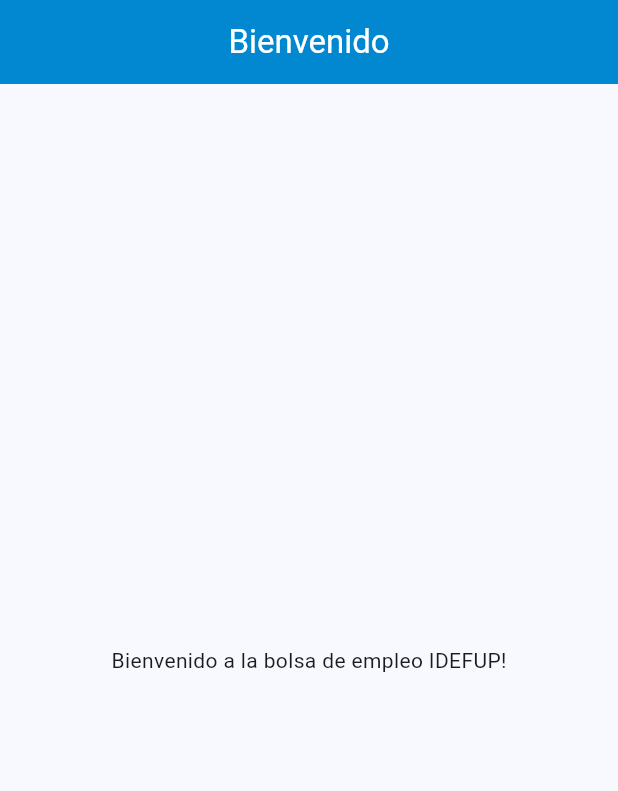
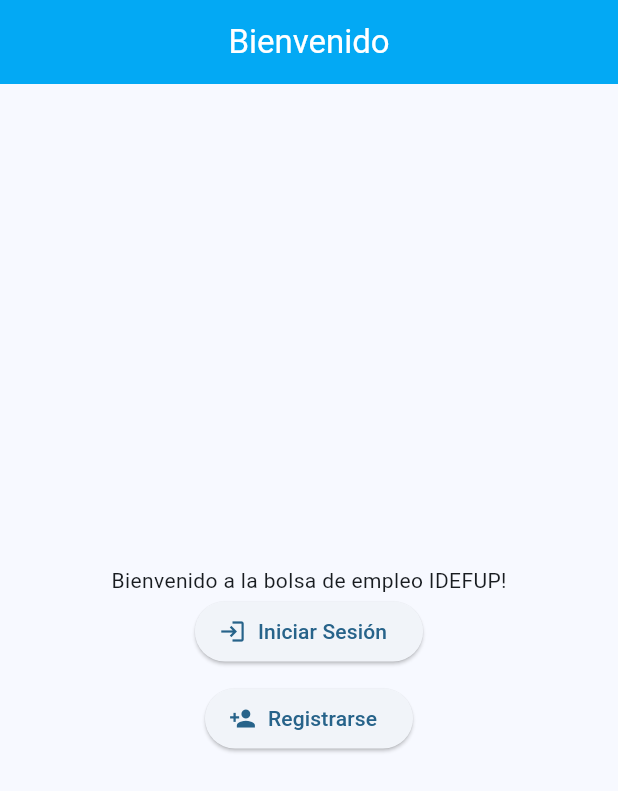
Before and after one commit to AndresRossemberg/bolsa_empleo_iglesia, a Flutter app: the screen it shows after launch, on a phone screen of 412 x 824 dp. Shown: the top 791 px of the screen. Run offline on Flutter 3.47's test engine with Material 3 defaults, Android fonts, the phone set to English and light mode, and no system bars.

Commit message:
feat: agregar widget CustomButton reutilizable y usarlo en welcome screen
- Crear CustomButton con soporte para texto, ícono opcional y onPressed
- Usar ElevatedButton.icon cuando hay ícono, ElevatedButton si no
- Añadir botones 'Iniciar Sesión' y 'Registrarse' en WelcomeScreen
- Corregir typo en import: custom_buttom -> custom_button
- Centrar verticalmente los widgets del Column en WelcomeScreen

```diff
--- a/lib/main.dart
+++ b/lib/main.dart
@@ -15,8 +15,8 @@
       theme: ThemeData(
         useMaterial3: true,
         colorSchemeSeed: Colors.lightBlue,
-        appBarTheme: AppBarTheme(
-          backgroundColor: Colors.lightBlue.shade700,
+        appBarTheme: const AppBarTheme(
+          backgroundColor: Colors.lightBlue,
           foregroundColor: Colors.white,
           centerTitle: true,
         )
--- a/lib/presentation/screens/welcome/welcome_screen.dart
+++ b/lib/presentation/screens/welcome/welcome_screen.dart
@@ -1,3 +1,4 @@
+import 'package:bolsa_empleo_iglesia/presentation/widgets/custom_button.dart';//Importa el archivo custom_button.dart para usar el widget CustomButton
 import 'package:flutter/material.dart';
 
 class WelcomeScreen extends StatelessWidget {
@@ -9,7 +10,29 @@
       appBar: AppBar(
         title: const Text('Bienvenido'),
       ),
-      body: const Center(child: Text('Bienvenido a la bolsa de empleo IDEFUP!'))
+        body: Center(
+          child: Column(
+            mainAxisAlignment: MainAxisAlignment.center,
+            children: [
+              const Text('Bienvenido a la bolsa de empleo IDEFUP!'),
+                CustomButton(//Se utiliza el widget CustomButton para crear un botón personalizado = Botón para iniciar sesión
+                  text: 'Iniciar Sesión',//Texto del botón
+                  icon: Icons.login,//Icono del botón
+                  onPressed: () {//Función que se ejecutará al presionar el botón
+                    print('Login');
+                  },
+                ),
+                const SizedBox(height: 10),
+                CustomButton(
+                  text: 'Registrarse',
+                  icon: Icons.person_add,
+                  onPressed: () {
+                    print('Registro');
+                  },
+                ),
+            ],
+          ),
+        ),
     );
   }
 }
--- /dev/null
+++ b/lib/presentation/widgets/custom_button.dart
@@ -0,0 +1,30 @@
+import 'package:flutter/material.dart'; //Importar de material.dart para usar los widgets de Flutter
+
+class CustomButton extends StatelessWidget {//Clase CustomButton que extiende de StatelessWidget
+
+  final String text;//Variable que almacena el texto del botón
+  final VoidCallback? onPressed;//Variable que almacena la función que se ejecutará al presionar el botón
+  final IconData? icon;//Variable que almacena el icono del botón
+
+  const CustomButton({//Constructor de la clase CustomButton
+    super.key, //Llamada al constructor de la clase padre
+    required this.text, //Parametro requerido que almacena el texto del botón
+    this.onPressed, //Parametro opcional que almacena la función que se ejecutará al presionar el botón
+    this.icon//Parametro opcional que almacena el icono del botón
+  });
+
+  @override
+  Widget build(BuildContext context) {//Método build que construye el widget
+    if(icon != null){//Si se recibe un icono, se construye un ElevatedButton con icono
+      return ElevatedButton.icon(//ElevatedButton con icono
+        onPressed: onPressed,//Función que se ejecutará al presionar el botón
+        icon: Icon(icon),//Icono del botón
+        label: Text(text),//Texto del botón
+      );
+    }
+    return ElevatedButton(//Si no se recibe un icono, se construye un ElevatedButton sin icono
+      onPressed: onPressed,//Función que se ejecutará al presionar el botón
+      child: Text(text),//Texto del botón
+    );
+  }
+}
```
Also changed, not shown: lib/presentation/widgets/postulante_card.dart (added), lib/presentation/widgets/vacante_card.dart (added), lib/widgets/vacante_card.dart (deleted).
